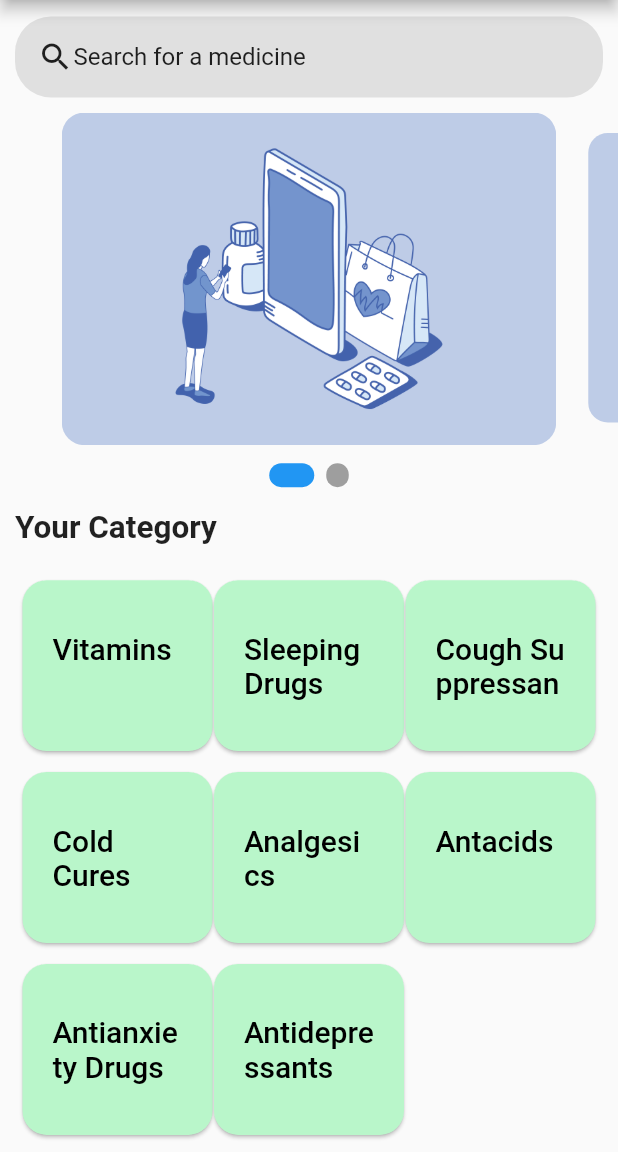
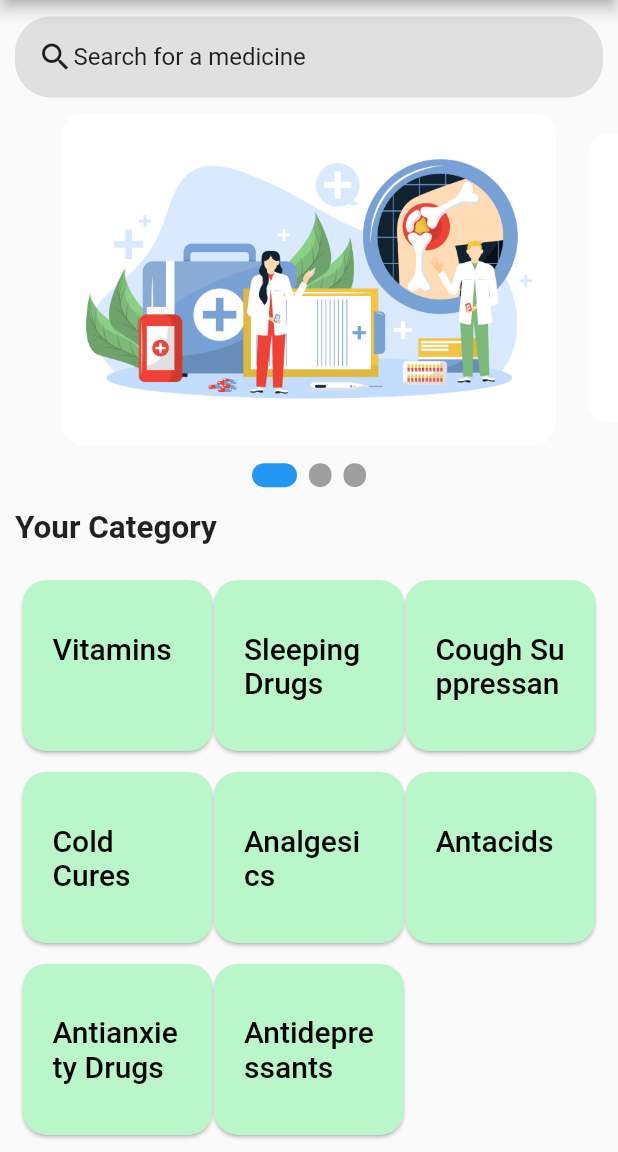
Before and after one commit to Ayaabq/pharma, a Flutter app: the CategoriesScreen screen opened directly, on a phone screen of 412 x 824 dp, the part 84-1236 px from its top. Run offline on Flutter 3.47's test engine with Material 2 defaults, Android fonts, the light colour scheme and no system bars; drawn by our look-alikes of carousel_slider, smooth_page_indicator; our stand-ins replace animated_splash_screen, google_fonts, page_transition, simple_gradient_text; missing offline and left inert: regexpattern.

Commit message:
editing category sceen Agaaain!

```diff
--- a/lib/screens/categories.dart
+++ b/lib/screens/categories.dart
@@ -36,8 +36,11 @@ class _CategoriesScreenState extends State<CategoriesScreen> {
   int activeIndex = 0;
   final controller = CarouselController();
   final urlImages = [
+    'assets/images/second_med.jpg',
+
+    'assets/images/third_screen.jpg',
     'assets/images/digital_health.jpg',
-    'assets/images/digital_health.jpg',
+
     // 'https://images.unsplash.com/photo-1612825173281-9a193378527e?ixlib=rb-1.2.1&ixid=MnwxMjA3fDB8MHxwaG90by1wYWdlfHx8fGVufDB8fHx8&auto=format&fit=crop&w=499&q=80',
     // 'https://images.unsplash.com/photo-1580654712603-eb43273aff33?ixlib=rb-1.2.1&ixid=MnwxMjA3fDB8MHxwaG90by1wYWdlfHx8fGVufDB8fHx8&auto=format&fit=crop&w=1170&q=80',
     // 'https://images.unsplash.com/photo-1627916607164-7b20241db935?ixlib=rb-1.2.1&ixid=MnwxMjA3fDB8MHxwaG90by1wYWdlfHx8fGVufDB8fHx8&auto=format&fit=crop&w=464&q=80',
--- a/pubspec.yaml
+++ b/pubspec.yaml
@@ -71,6 +71,8 @@ flutter:
   assets:
    - assets/images/
    - assets/images/digital_health.jpg
+   - assets/images/second_med.jpg
+   - assets/images/third_screen.jpg
   #   - images/a_dot_ham.jpeg
 
   # An image asset can refer to one or more resolution-specific "variants", see
```
Also changed, not shown: assets/images/second_med.jpg (added), assets/images/third_screen.jpg (added).
